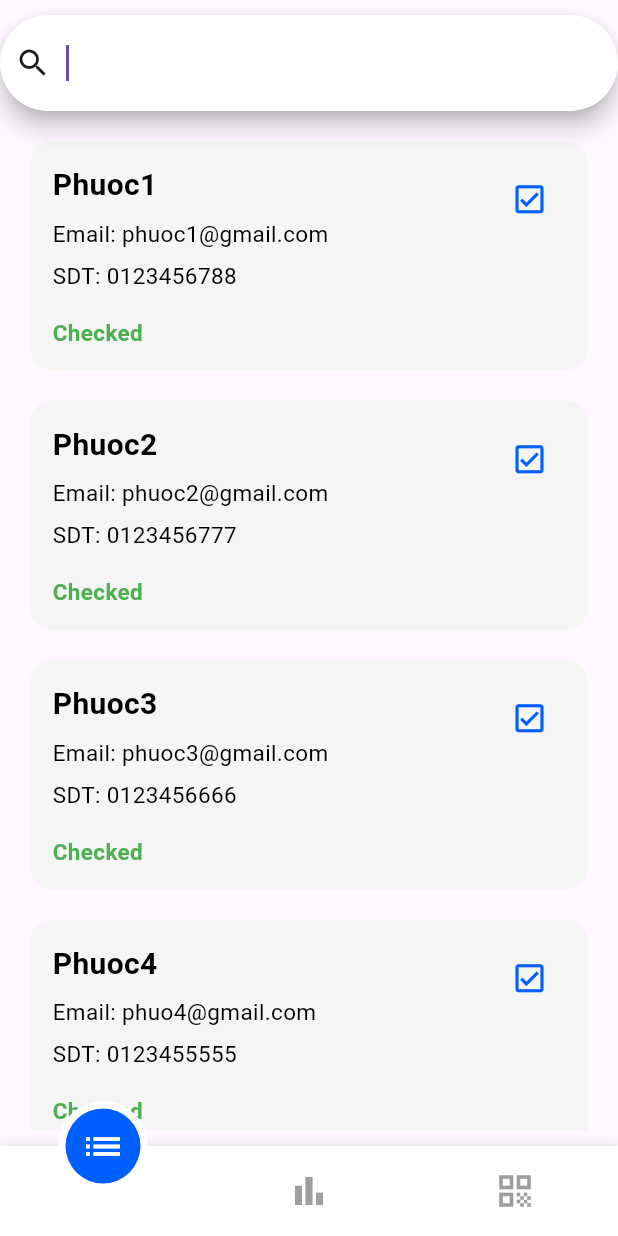
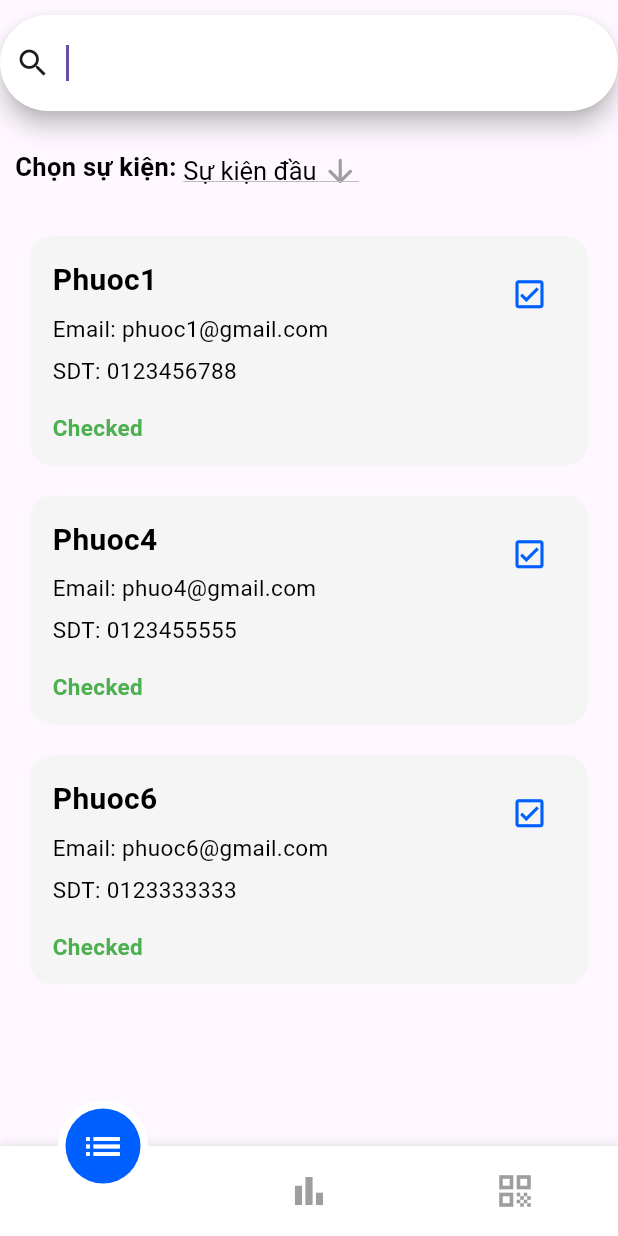
Before and after one commit to Nptp234/event_management_1, a Flutter app: the BottomMenu screen opened directly, after a tap on the "search" icon, on a phone screen of 412 x 824 dp. Run offline on Flutter 3.47's test engine with Material 3 defaults, Android fonts, the phone set to English and light mode, and no system bars; our stand-ins replace fl_chart, flutter_dotenv, loading_animation_widget, motion_tab_bar, permission_handler; missing offline and left inert: qr_code_scanner.

Commit message:
cập nhật thanh chọn sự kiện

```diff
--- /dev/null
+++ b/lib/controll/state/list_event_provider.dart
@@ -0,0 +1,20 @@
+import 'package:event_management_1/data/model/event_model.dart';
+import 'package:flutter/material.dart';
+
+class ListEventProvider with ChangeNotifier{
+  List<EventModel> _lstEvent = [];
+  List<EventModel> get lstEvent => _lstEvent;
+
+  void setList(List<EventModel> lst){
+    _lstEvent = lst;
+    WidgetsBinding.instance.addPostFrameCallback((_) {
+      notifyListeners();
+    });
+  }
+
+  void addList(EventModel event){
+    _lstEvent.add(event);
+    notifyListeners();
+  }
+
+}
--- a/lib/controll/state/list_user_provide.dart
+++ b/lib/controll/state/list_user_provide.dart
@@ -8,8 +8,11 @@ import 'package:flutter/material.dart';
 class ListUserProvider with ChangeNotifier{
   List<UserModel> _lstUser = [];
   List<UserModel> _filteredUsers = [];
+  String? _eventIdFilter, eventName;
+  String _searchQuery = '';
 
-  List<UserModel> get lstUser => _filteredUsers.isEmpty ? _lstUser : _filteredUsers;
+  List<UserModel> get lstUser => _filteredUsers.isEmpty ? [] : _filteredUsers;
+  List<UserModel> get lstUserMain => _lstUser;
 
   void setList(List<UserModel> lst) {
     _lstUser = lst;
@@ -33,19 +36,53 @@ class ListUserProvider with ChangeNotifier{
     }
   }
 
-  void filterList(String query) {
-    if (query.isNotEmpty) {
-      // _filteredUsers = _lstUser
-      //     .where((user) => user.username.toLowerCase().contains(query.toLowerCase()))
-      //     .toList();
-       _filteredUsers = _lstUser.where((user) {
-        return user.username.toLowerCase().contains(query.toLowerCase()) ||
-              user.phone.toLowerCase().contains(query.toLowerCase()) ||
-              user.email.toLowerCase().contains(query.toLowerCase());
-      }).toList();
-    } else {
-      _filteredUsers.clear();
-    }
+  // void filterListSearch(String query) {
+  //   if (query.isNotEmpty) {
+  //      _filteredUsers = _lstUser.where((user) {
+  //       return user.fullname!.toLowerCase().contains(query.toLowerCase()) ||
+  //             user.phone!.toLowerCase().contains(query.toLowerCase()) ||
+  //             user.email!.toLowerCase().contains(query.toLowerCase());
+  //     }).toList();
+  //   } else {
+  //     _filteredUsers.clear();
+  //   }
+  //   notifyListeners();
+  // }
+
+  // void filterListEventID(String query) {
+  //   _filteredUsers = _lstUser.where((user) {
+  //     final bool matchesDropdown = user.eventId == query;
+  //     return matchesDropdown;
+  //   }).toList();
+
+  //   notifyListeners();
+  // }
+
+  void _filterUsers() {
+    _filteredUsers = _lstUser.where((user) {
+      final bool matchesSearch = user.fullname!.toLowerCase().contains(_searchQuery.toLowerCase()) ||
+                                 user.phone!.toLowerCase().contains(_searchQuery.toLowerCase()) ||
+                                 user.email!.toLowerCase().contains(_searchQuery.toLowerCase());
+
+      final bool matchesEventId = _eventIdFilter == null || user.eventId == _eventIdFilter;
+
+      return matchesSearch && matchesEventId;
+    }).toList();
+    notifyListeners();
+  }
+
+  void filterListSearch(String query) {
+    _searchQuery = query;
+    _filterUsers();
+  }
+
+  void filterListEventID(String eventId) {
+    _eventIdFilter = eventId.isEmpty ? null : eventId;
+    _filterUsers();
+  }
+
+  void setEventName(String name){
+    eventName = name;
     notifyListeners();
   }
 
--- a/lib/controll/state/statistic_provider.dart
+++ b/lib/controll/state/statistic_provider.dart
@@ -33,7 +33,7 @@ class StatisticProvider with ChangeNotifier{
 
     Set<String> uniqueStates = <String>{};
     for (var user in lstUser) {
-      uniqueStates.add(user.status);
+      uniqueStates.add(user.status!);
     }
 
     for(var state in uniqueStates){
--- /dev/null
+++ b/lib/data/api/user_api.dart
@@ -0,0 +1,35 @@
+import 'dart:convert';
+import 'dart:developer';
+
+import 'package:event_management_1/data/model/user_model.dart';
+import 'package:flutter_dotenv/flutter_dotenv.dart';
+import 'package:http/http.dart' as http;
+
+class UserApi{
+
+  String? key = dotenv.env["PUBLIC_KEY"];
+  String? baseUrl = "https://api.airtable.com/v0/${dotenv.env['BASE_ID']}/${dotenv.env['USER_TABLE_ID']}";
+
+  // Future<List<UserModel>> getList() async{
+  //   try{
+  //     final res = await http.get(
+  //       Uri.parse(baseUrl!),
+  //       headers: {"Authorization": "Bearer $key", "Content-Type": "application/json"}
+  //     );
+  //     if(res.statusCode==200){
+  //       final data = jsonDecode(res.body);
+  //       List<UserModel> lst = [];
+  //       var records = data["records"];
+  //       for(var record in records){
+  //         var field = record["fields"];
+  //         lst.add(UserModel.fromJson(field));
+  //       }
+  //     }
+  //     return [];
+  //   }
+  //   catch(e){
+  //     log("$e");
+  //   }
+  // }
+
+}
--- /dev/null
+++ b/lib/data/model/event_model.dart
@@ -0,0 +1,15 @@
+class EventModel{
+  String? eventId, eventCode, eventName, userCreated, userUpdated, dateCreated, dateUpdated;
+  EventModel({
+    required this.eventId,
+    required this.eventCode,
+    required this.eventName,
+    this.userCreated, this.userUpdated, this.dateCreated, this.dateUpdated
+  });
+
+  EventModel.fomrJson(Map<dynamic, dynamic> e){
+    eventId = e["EventID"];
+    eventCode = e["EventCode"];
+    eventName = e["EventName"];
+  }
+}
--- a/lib/data/model/user_model.dart
+++ b/lib/data/model/user_model.dart
@@ -1,9 +1,26 @@
 class UserModel{
-  String username, phone, email, status;
+  String? userId, eventId, userCode, fullname, cccd, phone, email, status;
+  String? facility, office, desciption, userUpdate;
   UserModel({
-    required this.username,
+    required this.userId,
+    required this.userCode,
+    required this.fullname,
+    required this.cccd,
     required this.phone,
     required this.email,
-    required this.status
+    required this.status,
+    required this.eventId,
+    this.facility, this.office, this.desciption, this.userUpdate
   });
+
+  UserModel.fromJson(Map<dynamic, dynamic> e){
+    userId = e["UserID"];
+    eventId = e["EventID"];
+    userCode = e["UserCode"];
+    fullname = e["FullName"];
+    cccd = e["CCCD"];
+    phone = e["Phone"];
+    email = e["Email"];
+    status = e["isCheck"];
+  }
 }
--- a/lib/main.dart
+++ b/lib/main.dart
@@ -1,11 +1,14 @@
+import 'package:event_management_1/controll/state/list_event_provider.dart';
 import 'package:event_management_1/controll/state/list_user_provide.dart';
 import 'package:event_management_1/controll/state/statistic_provider.dart';
-import 'package:event_management_1/model/bottom_menu.dart';
 import 'package:event_management_1/ui/wellcome_view.dart';
 import 'package:flutter/material.dart';
+import 'package:flutter_dotenv/flutter_dotenv.dart';
 import 'package:provider/provider.dart';
 
-void main() {
+void main() async{
+  WidgetsFlutterBinding.ensureInitialized();
+  await dotenv.load(fileName: "lib/assets/.env");
   runApp(const MainApp());
 }
 
@@ -18,6 +21,7 @@ class MainApp extends StatelessWidget {
       providers: [
         ChangeNotifierProvider(create: (context)=>ListUserProvider()),
         ChangeNotifierProvider(create: (context)=>StatisticProvider()),
+        ChangeNotifierProvider(create: (context)=>ListEventProvider()),
       ],
       child: const MaterialApp(
         home: WelcomeScreen()
--- a/lib/model/calculate_statistic_value.dart
+++ b/lib/model/calculate_statistic_value.dart
@@ -7,8 +7,8 @@ Map<String, double> _values = {
 
 void setValueList(List<UserModel> lst){
   _values.updateAll((key, value) => 0);
-  for(var task in lst){
-    String state = task.status;
+  for(var user in lst){
+    String state = user.status!;
     switch (state) {
       case "Checked":
         _values["Checked"] = (_values["Checked"] ?? 0) + 1;
--- /dev/null
+++ b/lib/model/event_filter_bar.dart
@@ -0,0 +1,97 @@
+import 'package:event_management_1/controll/state/list_event_provider.dart';
+import 'package:event_management_1/controll/state/list_user_provide.dart';
+import 'package:event_management_1/data/model/event_model.dart';
+import 'package:event_management_1/model/const.dart';
+import 'package:flutter/material.dart';
+import 'package:provider/provider.dart';
+
+class EventFilterBar extends StatefulWidget{
+  EventFilterBar({super.key});
+
+  List<EventModel> lstEvent = [
+    EventModel(eventId: '1', eventCode: '123', eventName: 'Sự kiện đầu'),
+    EventModel(eventId: '2', eventCode: '122', eventName: 'Sự kiện sau'),
+    EventModel(eventId: '3', eventCode: '111', eventName: 'Sự kiện cuối'),
+  ];
+  String? valueDropdown;
+
+  @override
+  State<EventFilterBar> createState() => _EventFilterBar();
+}
+
+class _EventFilterBar extends State<EventFilterBar>{
+
+  String? dropdownValue;
+
+  void _updateDropdownValue(String value){
+    dropdownValue = value;
+  }
+
+  @override
+  void initState() {
+    dropdownValue = widget.lstEvent[0].eventName;
+    final provider = Provider.of<ListEventProvider>(context, listen: false);
+    WidgetsBinding.instance.addPostFrameCallback((_) {
+      provider.setList(widget.lstEvent);
+    });
+    final userProvider = Provider.of<ListUserProvider>(context, listen: false);
+    WidgetsBinding.instance.addPostFrameCallback((_) {
+      userProvider.filterListEventID(widget.lstEvent[0].eventId!);
+      userProvider.setEventName(widget.lstEvent[0].eventName!);
+    });
+    super.initState();
+  }
+
+  @override
+  Widget build(BuildContext context) {
+    return Consumer<ListUserProvider>(
+      builder: (context, value, child) {
+        return Container(
+          width: getMainWidth(context),
+          height: 50,
+          padding: const EdgeInsets.all(10),
+          child: Row(
+            mainAxisAlignment: MainAxisAlignment.start,
+            crossAxisAlignment: CrossAxisAlignment.start,
+            children: [
+              Text("Chọn sự kiện: ", style: TextStyle(fontSize: 17, color: Colors.black, fontWeight: FontWeight.bold),),
+              _dropdownButton(value)
+            ],
+          ),
+        );
+      },
+    );
+  }
+
+  Widget _dropdownButton(ListUserProvider provider){
+    return Consumer<ListEventProvider>(
+      builder: (context, value, child) {
+        return DropdownButton<String>(
+            value: dropdownValue,
+            icon: const Icon(Icons.arrow_downward_rounded, size: 25, color: Colors.grey,),
+            elevation: 16,
+            style: const TextStyle(color: Colors.black, fontSize: 17, fontWeight: FontWeight.normal),
+            onChanged: (String? currentValue){
+              setState(() {
+                dropdownValue = currentValue!;
+                widget.valueDropdown = dropdownValue;
+                _updateDropdownValue(currentValue);
+                EventModel event = value.lstEvent.firstWhere((event) => event.eventName == dropdownValue);
+                provider.filterListEventID(event.eventId!);
+                provider.setEventName(event.eventName!);
+              });
+            },
+            items: value.lstEvent.map<DropdownMenuItem<String>>(
+              (EventModel event){
+                return DropdownMenuItem<String>(
+                  value: event.eventName,
+                  child: Text(event.eventName!)
+                );
+              }
+            ).toList(),
+          );
+      },
+    );
+  }
+
+}
--- a/lib/model/search_bar.dart
+++ b/lib/model/search_bar.dart
@@ -28,7 +28,7 @@ class _SearchBarModel extends State<SearchBarModel>{
                 padding: const WidgetStatePropertyAll<EdgeInsets>(EdgeInsets.all(10)),
                 backgroundColor: const WidgetStatePropertyAll<Color>(Colors.white),
                 onChanged: (value){
-                  provider.filterList(value);
+                  provider.filterListSearch(value);
                 },
                 leading: const Icon(Icons.search),
 
--- a/lib/model/user_item.dart
+++ b/lib/model/user_item.dart
@@ -53,7 +53,7 @@ class _UserItem extends State<UserItem>{
               crossAxisAlignment: CrossAxisAlignment.start,
               children: [
                 //
-                Text(widget.user.username, style: const TextStyle(fontSize: 20, color: Colors.black, fontWeight: FontWeight.bold), maxLines: 1, textAlign: TextAlign.left,),
+                Text(widget.user.fullname!, style: const TextStyle(fontSize: 20, color: Colors.black, fontWeight: FontWeight.bold), maxLines: 1, textAlign: TextAlign.left,),
                 const SizedBox(height: 7,),
                 //
                 Text("Email: ${widget.user.email}", style: const TextStyle(fontSize: 15, color: Colors.black, fontWeight: FontWeight.normal), maxLines: 2, textAlign: TextAlign.left,),
@@ -63,7 +63,7 @@ class _UserItem extends State<UserItem>{
                 const SizedBox(height: 7,),
                 //
                 const SizedBox(height: 10,),
-                Text(widget.user.status, style: TextStyle(fontSize: 15, color: widget.colorState, fontWeight: FontWeight.bold), maxLines: 1, textAlign: TextAlign.left,),
+                Text(widget.user.status!, style: TextStyle(fontSize: 15, color: widget.colorState, fontWeight: FontWeight.bold), maxLines: 1, textAlign: TextAlign.left,),
               ],
             ),
           ),
--- a/lib/ui/list_user.dart
+++ b/lib/ui/list_user.dart
@@ -1,6 +1,7 @@
 import 'package:event_management_1/controll/state/list_user_provide.dart';
 import 'package:event_management_1/data/model/user_model.dart';
 import 'package:event_management_1/model/const.dart';
+import 'package:event_management_1/model/event_filter_bar.dart';
 import 'package:event_management_1/model/search_bar.dart';
 import 'package:event_management_1/model/user_item.dart';
 import 'package:flutter/material.dart';
@@ -10,13 +11,13 @@ class ListUserPage extends StatefulWidget{
   ListUserPage({super.key});
 
   final List<UserModel> lst = [
-    UserModel(username: 'Phuoc1', phone: '0123456788', email: 'phuoc1@gmail.com', status: 'Checked'),
-    UserModel(username: 'Phuoc2', phone: '0123456777', email: 'phuoc2@gmail.com', status: 'Checked'),
-    UserModel(username: 'Phuoc3', phone: '0123456666', email: 'phuoc3@gmail.com', status: 'Checked'),
-    UserModel(username: 'Phuoc4', phone: '0123455555', email: 'phuo4@gmail.com', status: 'Checked'),
-    UserModel(username: 'Phuoc5', phone: '0123444444', email: 'phuoc5@gmail.com', status: 'UnCheck'),
-    UserModel(username: 'Phuoc6', phone: '0123333333', email: 'phuoc6@gmail.com', status: 'Checked'),
-    UserModel(username: 'Phuoc7', phone: '0122222222', email: 'phuoc7@gmail.com', status: 'UnCheck'),
+    UserModel(fullname: 'Phuoc1', phone: '0123456788', email: 'phuoc1@gmail.com', status: 'Checked', cccd: '012345678912', userId: '1', userCode: '0123', eventId: '1'),
+    UserModel(fullname: 'Phuoc2', phone: '0123456777', email: 'phuoc2@gmail.com', status: 'Checked', cccd: '012345678912', userId: '1', userCode: '0123', eventId: '2'),
+    UserModel(fullname: 'Phuoc3', phone: '0123456666', email: 'phuoc3@gmail.com', status: 'Checked', cccd: '012345678912', userId: '1', userCode: '0123', eventId: '3'),
+    UserModel(fullname: 'Phuoc4', phone: '0123455555', email: 'phuo4@gmail.com', status: 'Checked', cccd: '012345678912', userId: '1', userCode: '0123', eventId: '1'),
+    UserModel(fullname: 'Phuoc5', phone: '0123444444', email: 'phuoc5@gmail.com', status: 'UnCheck', cccd: '012345678912', userId: '1', userCode: '0123', eventId: '3'),
+    UserModel(fullname: 'Phuoc6', phone: '0123333333', email: 'phuoc6@gmail.com', status: 'Checked', cccd: '012345678912', userId: '1', userCode: '0123', eventId: '1'),
+    UserModel(fullname: 'Phuoc7', phone: '0122222222', email: 'phuoc7@gmail.com', status: 'UnCheck', cccd: '012345678912', userId: '1', userCode: '0123', eventId: '2'),
   ];
 
   @override
@@ -51,7 +52,15 @@ class _ListUserPage extends State<ListUserPage>{
   PreferredSize _header(BuildContext context){
     return PreferredSize(
       preferredSize: Size.fromHeight(getMainHeight(context)/6),
-      child: SafeArea(child: SearchBarModel())
+      child: SafeArea(child: Column(
+        mainAxisAlignment: MainAxisAlignment.start,
+        crossAxisAlignment: CrossAxisAlignment.start,
+        children: [
+          SearchBarModel(),
+          const SizedBox(height: 15,),
+          EventFilterBar()
+        ],
+      ))
     );
   }
 
@@ -68,7 +77,7 @@ class _ListUserPage extends State<ListUserPage>{
                 physics: const ScrollPhysics(),
                 itemBuilder: (context, index){
                   final user = value.lstUser[index];
-                  return UserItem(user: user, colorState: colorState(user.status));
+                  return UserItem(user: user, colorState: colorState(user.status!));
                 }
               );
             },
--- a/lib/ui/statistical_view.dart
+++ b/lib/ui/statistical_view.dart
@@ -51,7 +51,7 @@ class _StatisticalView extends State<StatisticalView>{
               ),
               SizedBox(
                 width: getMainWidth(context),
-                child: Text("Chi tiết thống kê", style: TextStyle(fontSize: 20, color: Colors.black, fontWeight: FontWeight.bold),)
+                child: Text("Chi tiết thống kê cho sự kiện '${value.eventName}'", style: TextStyle(fontSize: 20, color: Colors.black, fontWeight: FontWeight.bold),)
               ),const SizedBox(height: 10,),
               SizedBox(
                 width: getMainWidth(context),
--- a/pubspec.yaml
+++ b/pubspec.yaml
@@ -10,6 +10,8 @@ dependencies:
   fl_chart: ^0.69.0
   flutter:
     sdk: flutter
+  flutter_dotenv: ^5.1.0
+  http: ^1.2.2
   intl: ^0.19.0
   loading_animation_widget: ^1.3.0
   motion_tab_bar: ^2.0.4
@@ -24,3 +26,5 @@ dev_dependencies:
 
 flutter:
   uses-material-design: true
+  assets:
+    - lib/assets/.env
```
Also changed, not shown: pubspec.lock.
